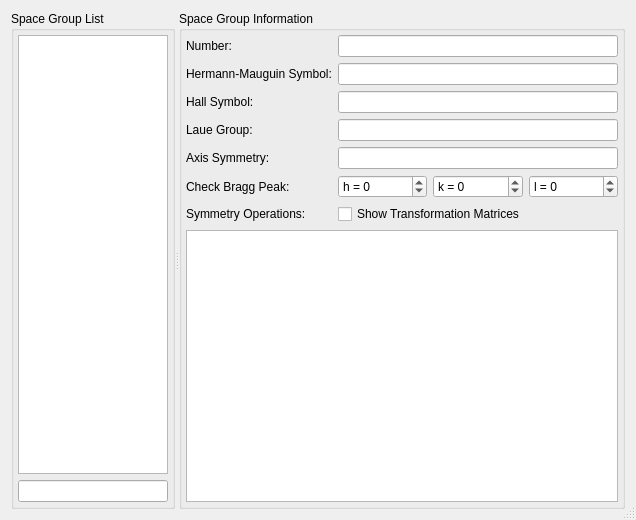
Before: the Qt Designer form ui/sglist.ui in tweber-ill/frm_mirror-takin1, drawn with Qt 5.
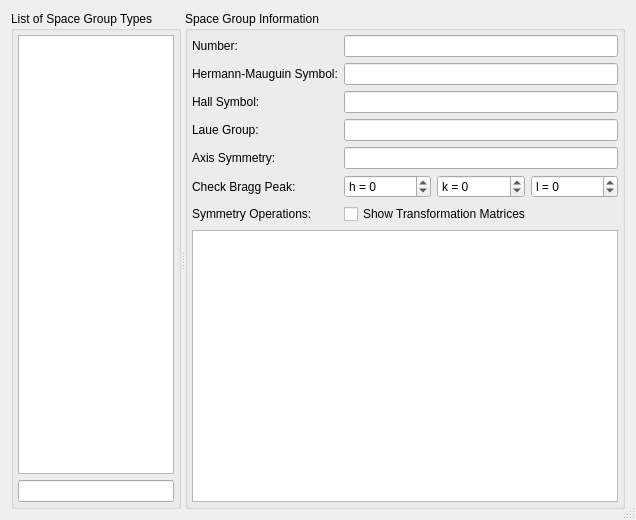
After: the same form once the commit is applied.

What changed in the file:
```diff
--- a/ui/sglist.ui
+++ b/ui/sglist.ui
@@ -30,7 +30,7 @@
        </sizepolicy>
       </property>
       <property name="title">
-       <string>Space Group List</string>
+       <string>List of Space Group Types</string>
       </property>
       <layout class="QGridLayout" name="gridLayout_2">
        <property name="margin">
```
Left out of the diff: 4 changed lines with no effect on the pictures.
